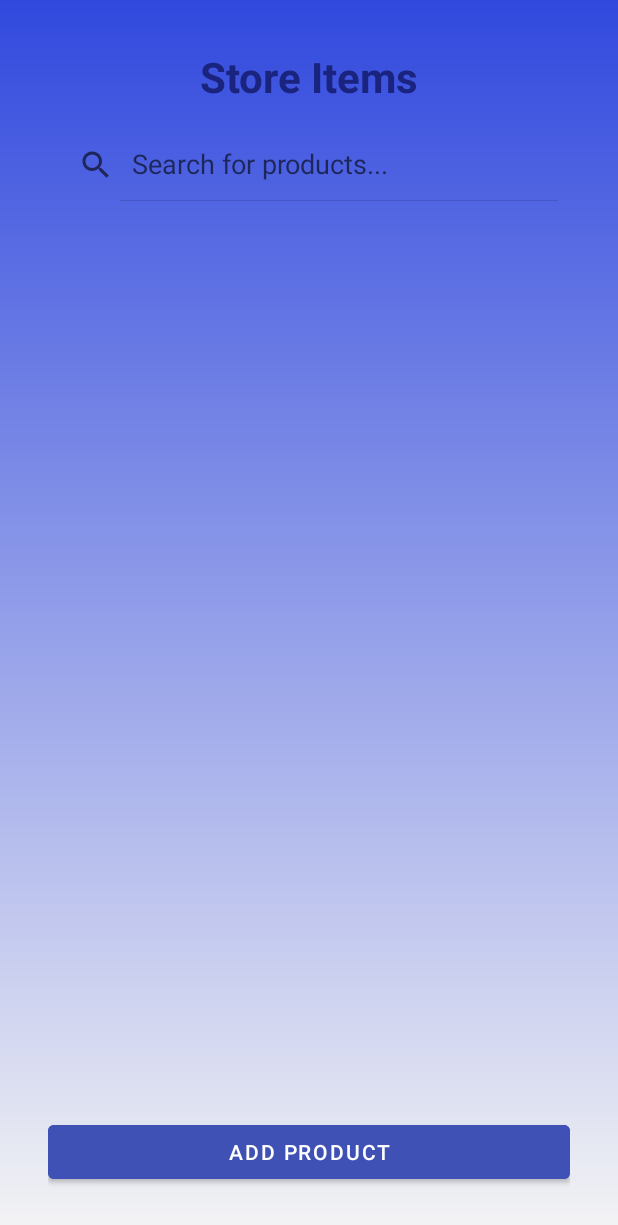
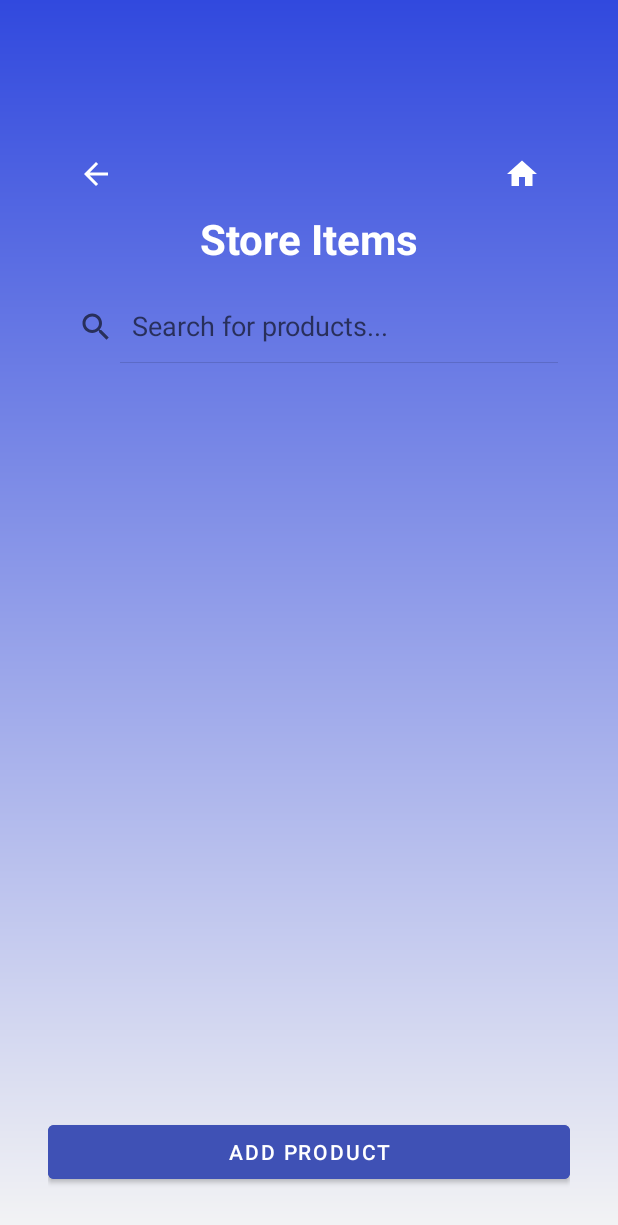
Before and after one commit to Elly08903/BinBuddy, an Android app: the layout admin_navigation.xml on its own in the app's theme, with its tools: preview values and no code run, on a phone screen of 412 x 824 dp. Shown: the top 1225 px of the screen. Run offline under Robolectric (Android 15) with nearby library versions, the phone set to English and light mode, and no system bars.

Commit message:
Updated admin navigation UI to be similar to guests

```diff
--- a/app/src/main/res/layout/admin_navigation.xml
+++ b/app/src/main/res/layout/admin_navigation.xml
@@ -2,10 +2,47 @@
 <LinearLayout xmlns:android="http://schemas.android.com/apk/res/android"
     android:layout_width="match_parent"
     android:layout_height="match_parent"
+    xmlns:app="http://schemas.android.com/apk/res-auto"
     android:orientation="vertical"
     android:padding="32dp"
     android:background="@drawable/gradient_bg"
     android:gravity="center_horizontal">
+
+    <LinearLayout
+        android:id="@+id/header"
+        android:layout_width="match_parent"
+        android:layout_height="48dp"
+        android:orientation="horizontal"
+        android:layout_marginTop="60dp"
+        android:gravity="center_vertical"
+        android:paddingStart="8dp"
+        android:paddingEnd="8dp">
+
+        <ImageButton
+            android:id="@+id/backButton"
+            android:layout_width="48dp"
+            android:layout_height="48dp"
+            android:background="?attr/selectableItemBackgroundBorderless"
+            android:contentDescription="Back"
+            android:onClick="onBackClick"
+            android:src="@drawable/baseline_arrow_back_24"
+            app:tint="#FFFFFF" />
+
+        <View
+            android:layout_width="0dp"
+            android:layout_height="0dp"
+            android:layout_weight="1" />
+
+        <ImageButton
+            android:id="@+id/homeButton"
+            android:layout_width="48dp"
+            android:layout_height="48dp"
+            android:background="?attr/selectableItemBackgroundBorderless"
+            android:contentDescription="Home"
+            android:onClick="onHomeClick"
+            android:src="@drawable/baseline_home_24"
+            app:tint="#FFFFFF" />
+    </LinearLayout>
 
     <TextView
         android:id="@+id/itemsTitle"
@@ -14,7 +51,7 @@
         android:text="Store Items"
         android:textSize="28sp"
         android:textStyle="bold"
-        android:textColor="#1A237E"
+        android:textColor="#FFFFFF"
         android:layout_marginBottom="16dp" />
 
     <SearchView
@@ -28,7 +65,7 @@
     <androidx.recyclerview.widget.RecyclerView
         android:id="@+id/itemsRecyclerView"
         android:layout_width="match_parent"
-        android:layout_height="526dp"
+        android:layout_height="0dp"
         android:layout_weight="1" />
 
     <Button
```
